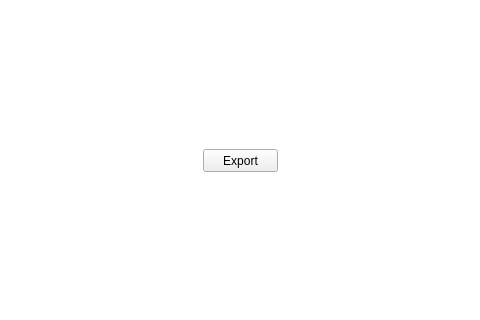
First picture: the form in New.ui, repository PixellQ/3DAPE, before the edit; both pictures show x 197 to 677 and y 102 to 422 of the 957 by 600 pixel window.
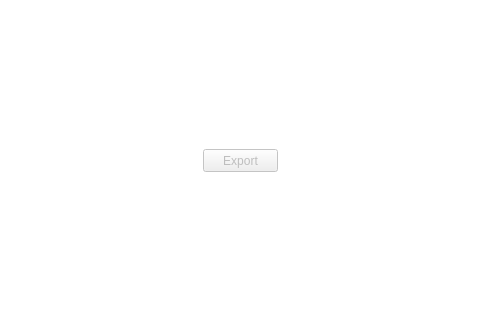
Second picture: the form after the edit. The open tabs and pages were chosen to show the change. Icons and pictures are not drawn.

Diff of the .ui file:
```diff
--- a/New.ui
+++ b/New.ui
@@ -1466,6 +1466,9 @@
                </widget>
                <widget class="QWidget" name="FinalPage">
                 <widget class="QPushButton" name="ExportModelBtn">
+                 <property name="enabled">
+                  <bool>false</bool>
+                 </property>
                  <property name="geometry">
                   <rect>
                    <x>360</x>
```
